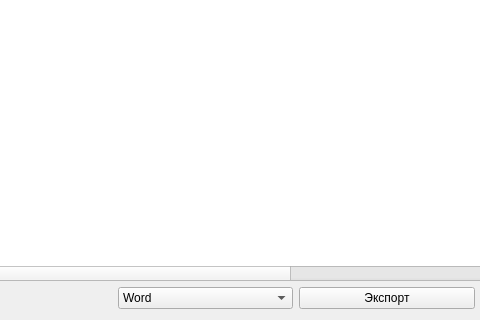
The window that UI_files/PatientAll_costs.ui (Vofanchik/patient_estimate) describes before a commit, drawn with Qt 5; both pictures show x 438 to 918 and y 304 to 624 of the 1105 by 624 pixel window.
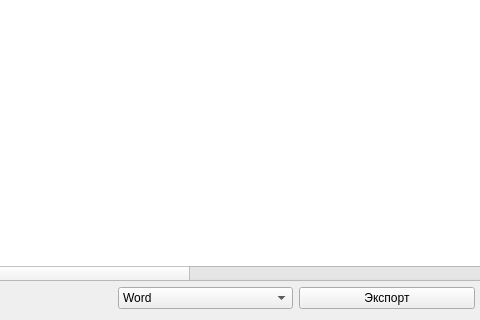
The same window after the commit.

Patch:
```diff
--- a/UI_files/PatientAll_costs.ui
+++ b/UI_files/PatientAll_costs.ui
@@ -147,6 +147,11 @@
        <string>Цена за еденицу</string>
       </property>
      </column>
+     <column>
+      <property name="text">
+       <string>Категория</string>
+      </property>
+     </column>
      <column>
       <property name="text">
        <string>ID</string>
```
Left out of the diff: 6 changed lines with no effect on the pictures.
